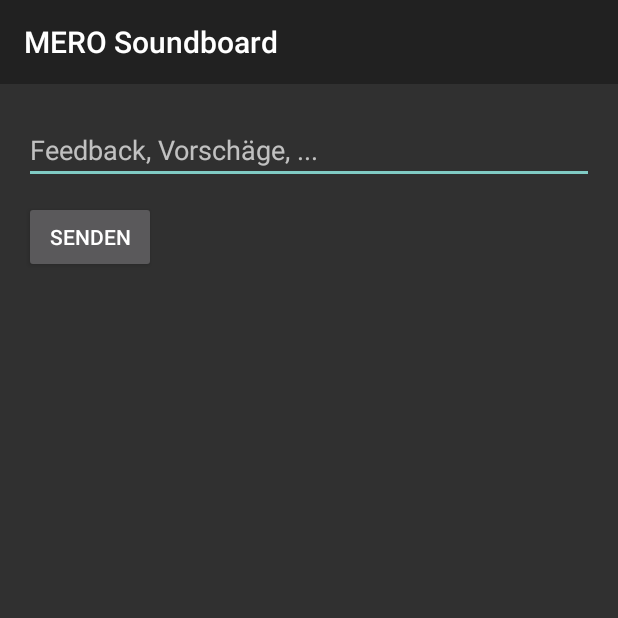
After one commit to 3nt3/meroSoundboard, an Android app: the FeedbackActivity screen opened directly, with no data from a screen before it, on a phone screen of 412 x 824 dp, the top half of it. The commit adds this screen. Run offline under Robolectric (Android 15) with nearby library versions, the phone set to English and light mode, and no system bars.

Commit message:
feat: HOBBY HOBBY

```diff
--- a/app/src/main/AndroidManifest.xml
+++ b/app/src/main/AndroidManifest.xml
@@ -16,6 +16,7 @@
                 <category android:name="android.intent.category.LAUNCHER"/>
             </intent-filter>
         </activity>
+        <activity android:name=".FeedbackActivity"/>
     </application>
 
 </manifest>
--- /dev/null
+++ b/app/src/main/java/com/example/entenstarterpack/FeedbackActivity.kt
@@ -0,0 +1,48 @@
+package com.example.entenstarterpack
+
+import android.content.Intent
+import android.net.Uri
+import android.os.Bundle
+import android.support.design.widget.Snackbar
+import android.support.v7.app.AppCompatActivity
+import android.util.Log
+import android.widget.Toast
+import kotlinx.android.synthetic.main.activity_feedback.*
+import java.lang.Exception
+
+class FeedbackActivity : AppCompatActivity() {
+
+    override fun onCreate(savedInstanceState: Bundle?) {
+        super.onCreate(savedInstanceState)
+        setContentView(R.layout.activity_feedback)
+
+        submitBtn.setOnClickListener {
+            val msg = tf0.text.toString()
+
+            if (msg.isNullOrEmpty()) {
+                tf0.setError("Du musst eine Nachricht eingeben!")
+            } else {
+                sendMessage(tf0.text.toString())
+                val intent = Intent(this, MainActivity::class.java)
+                //startActivity(intent)
+            }
+        }
+
+        setSupportActionBar(toolbar3)
+    }
+
+    private fun sendMessage(msg: String) {
+        val intent = Intent(Intent.ACTION_SEND)
+        intent.data = Uri.parse("mailto:")
+        intent.type = "text/plain"
+        intent.putExtra(Intent.EXTRA_EMAIL, "gott@3nt3.de")
+        intent.putExtra(Intent.EXTRA_SUBJECT, "Feedback")
+        intent.putExtra(Intent.EXTRA_TEXT, msg)
+
+        startActivity(Intent.createChooser(intent, "Womit willste das denn verschicken?"))
+
+
+        Log.i("Feedback", "Message: $msg")
+    }
+
+}
--- /dev/null
+++ b/app/src/main/res/layout/activity_feedback.xml
@@ -0,0 +1,32 @@
+<?xml version="1.0" encoding="utf-8"?>
+<android.support.constraint.ConstraintLayout xmlns:android="http://schemas.android.com/apk/res/android"
+                                             xmlns:app="http://schemas.android.com/apk/res-auto"
+                                             xmlns:tools="http://schemas.android.com/tools"
+                                             android:layout_width="match_parent"
+                                             android:layout_height="match_parent">
+    <android.support.v7.widget.Toolbar
+            android:layout_width="0dp"
+            android:layout_height="wrap_content"
+            android:background="?attr/colorPrimary"
+            android:theme="?attr/actionBarTheme"
+            android:minHeight="?attr/actionBarSize"
+            android:id="@+id/toolbar3" app:layout_constraintTop_toTopOf="parent"
+            app:layout_constraintStart_toStartOf="parent" app:layout_constraintEnd_toEndOf="parent"/>
+    <EditText
+            android:layout_width="0dp"
+            android:layout_height="wrap_content"
+            android:ems="10"
+            android:id="@+id/tf0"
+            android:inputType="text"
+            android:layout_marginTop="21dp" app:layout_constraintTop_toBottomOf="@+id/toolbar3"
+            app:layout_constraintEnd_toEndOf="parent" app:layout_constraintStart_toStartOf="parent"
+            android:layout_marginStart="16dp" android:layout_marginEnd="16dp"
+            android:hint="Feedback, Vorschäge, ..." android:singleLine="false"/>
+    <Button
+            android:text="Senden"
+            android:layout_width="wrap_content"
+            android:layout_height="wrap_content"
+            android:id="@+id/submitBtn" app:layout_constraintStart_toStartOf="parent"
+            android:layout_marginTop="11dp" android:layout_marginStart="16dp"
+            app:layout_constraintTop_toBottomOf="@+id/tf0"/>
+</android.support.constraint.ConstraintLayout>
--- /dev/null
+++ b/app/src/main/res/menu/toolbar.xml
@@ -0,0 +1,4 @@
+<?xml version="1.0" encoding="utf-8"?>
+<menu xmlns:app="http://schemas.android.com/apk/res-auto" xmlns:android="http://schemas.android.com/apk/res/android">
+    <item android:title="Feedback / Vorschlag" android:id="@+id/menuItem0"/>
+</menu>
```
Also changed, not shown: app/src/main/java/com/example/entenstarterpack/MainActivity.kt (+36 -18 lines), app/src/main/res/menu/toolbar_menu.xml (deleted, +0 -14 lines).
